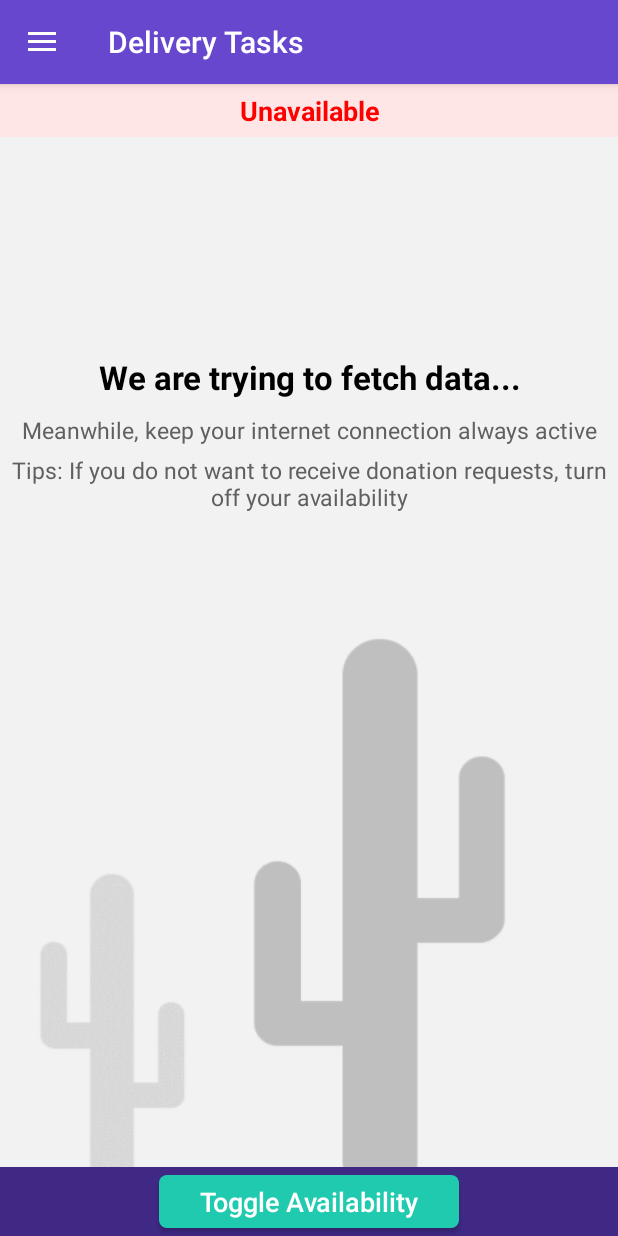
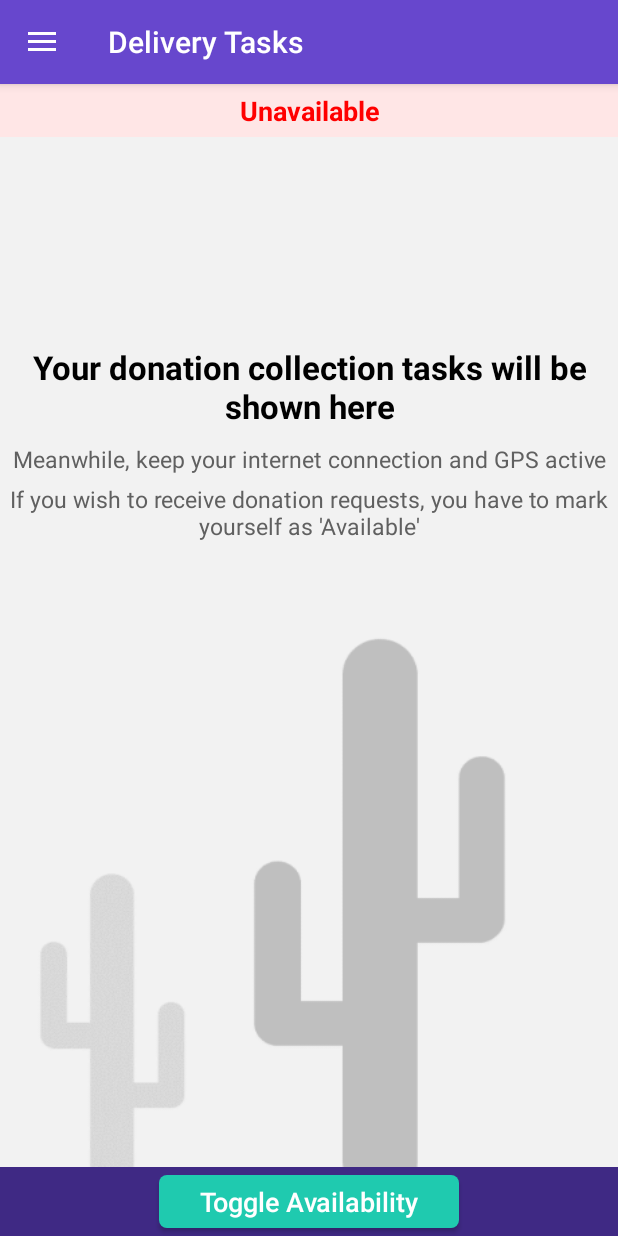
Before and after one commit to jyotirmoy-paul/project-bumblebee, an Android app: the DeliveryTaskFragment screen opened directly, with no data from a screen before it, on a phone screen of 412 x 824 dp. Run offline under Robolectric (Android 15) with nearby library versions, the phone set to English and light mode, and no system bars; our stand-ins replace Firebase (no records; nobody signed in at launch, a user with empty details on screens opened directly); pictures from the network do not load.

Commit message:
fixed known bugs in Delivery app & minor UX changes

```diff
--- a/SarwarDelivery/app/src/main/AndroidManifest.xml
+++ b/SarwarDelivery/app/src/main/AndroidManifest.xml
@@ -3,6 +3,7 @@
     xmlns:tools="http://schemas.android.com/tools"
     package="paul.cipherresfeber.sarwardelivery">
 
+    <uses-permission android:name="android.permission.FOREGROUND_SERVICE"/>
     <uses-permission android:name="android.permission.ACCESS_COARSE_LOCATION" />
     <uses-permission android:name="android.permission.ACCESS_FINE_LOCATION" />
     <uses-permission android:name="android.permission.VIBRATE" />
--- a/SarwarDelivery/app/src/main/java/paul/cipherresfeber/sarwardelivery/activities/MainActivity.java
+++ b/SarwarDelivery/app/src/main/java/paul/cipherresfeber/sarwardelivery/activities/MainActivity.java
@@ -6,6 +6,7 @@ import android.content.Intent;
 import android.content.SharedPreferences;
 import android.content.pm.PackageManager;
 import android.net.Uri;
+import android.provider.Settings;
 import android.support.annotation.NonNull;
 import android.support.design.widget.NavigationView;
 import android.support.v4.app.ActivityCompat;
--- a/SarwarDelivery/app/src/main/res/layout/delivery_task_fragment.xml
+++ b/SarwarDelivery/app/src/main/res/layout/delivery_task_fragment.xml
@@ -32,7 +32,7 @@
             android:textColor="#000"
             android:textSize="22sp"
             android:gravity="center"
-            android:text="We are trying to fetch data..."
+            android:text="Your donation collection tasks will be shown here"
             android:layout_width="match_parent"
             android:layout_height="wrap_content" />
 
@@ -40,7 +40,7 @@
             android:textColor="#606060"
             android:textSize="15sp"
             android:gravity="center"
-            android:text="Meanwhile, keep your internet connection always active"
+            android:text="Meanwhile, keep your internet connection and GPS active"
             android:layout_width="match_parent"
             android:layout_height="wrap_content" />
 
@@ -49,7 +49,7 @@
             android:textColor="#606060"
             android:textSize="15sp"
             android:gravity="center"
-            android:text="Tips: If you do not want to receive donation requests, turn off your availability"
+            android:text="If you wish to receive donation requests, you have to mark yourself as 'Available'"
             android:layout_width="match_parent"
             android:layout_height="wrap_content" />
 
```
Also changed, not shown: SarwarDelivery/app/src/main/java/paul/cipherresfeber/sarwardelivery/activities/LoginActivity.java (+8 -11 lines), SarwarDelivery/app/src/main/java/paul/cipherresfeber/sarwardelivery/activities/ProfileUpdateActivity.java (+1 -15 lines).
